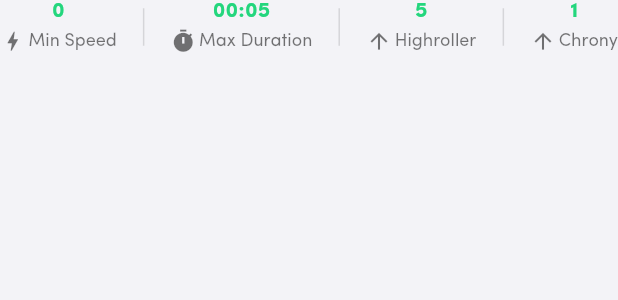
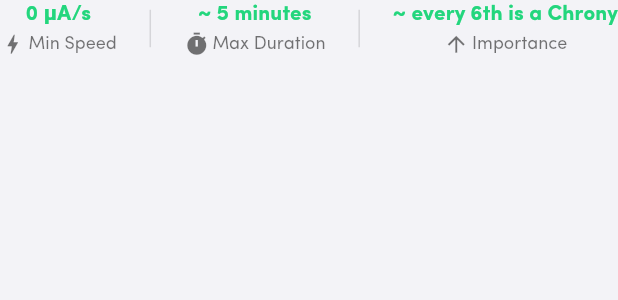
Before and after one commit to 2i2i/app_2i2i, a Flutter app: the UserRulesWidget widget shown alone on an empty page, opened directly with empty values, on a phone screen of 412 x 824 dp. Shown: the top 300 px of the screen. Run offline on Flutter 3.47's test engine with Material 2 defaults, Android fonts, the phone set to English and light mode, and no system bars; our stand-ins replace cached_network_image, cloud_firestore, cloud_functions, dio, equatable, expansion_tile_card and 10 more; missing offline and left inert: algorand_dart, animate_countdown_text, flutter_webrtc, flutterfire_ui, walletconnect_dart; accounts and stored records are empty; network calls fail.

Commit message:
hangout settings info

```diff
--- a/lib/infrastructure/commons/utils.dart
+++ b/lib/infrastructure/commons/utils.dart
@@ -14,18 +14,18 @@
   return 'th';
 }
 
-String microALGOToLargerUnit(int microALGO, {int maxDigits = 2}) {
+String microALGOToLargerUnit(int microALGO, {int maxDigits = 2, String unitALGO = 'ALGO'}) {
   final N = microALGO.toString().length;
-  if (N <= maxDigits) return '$microALGO μALGO';
-  if (N <= maxDigits + 3) return '~${(microALGO / 1000).round()} mALGO';
-  if (N <= maxDigits + 4) return '~${(microALGO / 10000).round()} cALGO';
-  if (N <= maxDigits + 5) return '~${(microALGO / 100000).round()} dALGO';
-  if (N <= maxDigits + 6) return '~${(microALGO / 1000000).round()} ALGO';
-  if (N <= maxDigits + 7) return '~${(microALGO / 10000000).round()} decaALGO';
-  if (N <= maxDigits + 8) return '~${(microALGO / 100000000).round()} hectoALGO';
-  if (N <= maxDigits + 9) return '~${(microALGO / 1000000000).round()} kALGO';
-  if (N <= maxDigits + 10) return '~${(microALGO / 10000000000).round()} MALGO';
-  if (N <= maxDigits + 11) return '~${(microALGO / 100000000000).round()} GALGO';
+  if (N <= maxDigits) return '$microALGO μ$unitALGO';
+  if (N <= maxDigits + 3) return '~${(microALGO / 1000).round()} m$unitALGO';
+  if (N <= maxDigits + 4) return '~${(microALGO / 10000).round()} c$unitALGO';
+  if (N <= maxDigits + 5) return '~${(microALGO / 100000).round()} d$unitALGO';
+  if (N <= maxDigits + 6) return '~${(microALGO / 1000000).round()} $unitALGO';
+  if (N <= maxDigits + 7) return '~${(microALGO / 10000000).round()} deca$unitALGO';
+  if (N <= maxDigits + 8) return '~${(microALGO / 100000000).round()} hecto$unitALGO';
+  if (N <= maxDigits + 9) return '~${(microALGO / 1000000000).round()} k$unitALGO';
+  if (N <= maxDigits + 10) return '~${(microALGO / 10000000000).round()} M$unitALGO';
+  if (N <= maxDigits + 11) return '~${(microALGO / 100000000000).round()} G$unitALGO';
   if (N <= maxDigits + 12)
     return '~${(microALGO / 1000000000000).round()} MALGO';
   throw Exception(
--- a/lib/ui/screens/user_info/widgets/user_info_widget.dart
+++ b/lib/ui/screens/user_info/widgets/user_info_widget.dart
@@ -1,3 +1,4 @@
+import 'package:app_2i2i/infrastructure/commons/utils.dart';
 import 'package:flutter/material.dart';
 import 'package:flutter_rating_bar/flutter_rating_bar.dart';
 
@@ -17,7 +18,8 @@
       {Key? key,
       required this.hangout,
       required this.onTapFav,
-      required this.isFav, this.onTapRules})
+      required this.isFav,
+      this.onTapRules})
       : super(key: key);
 
   @override
@@ -137,7 +139,10 @@
           ],
         ),
         SizedBox(height: 20),
-        UserRulesWidget(hangout:widget.hangout,onTapRules: widget.onTapRules,),
+        UserRulesWidget(
+          hangout: widget.hangout,
+          onTapRules: widget.onTapRules,
+        ),
         SizedBox(height: 10),
       ],
     );
@@ -152,13 +157,25 @@
   final Hangout hangout;
 
   final GestureTapCallback? onTapRules;
-  const UserRulesWidget({Key? key, required this.hangout, this.onTapRules}) : super(key: key);
+  const UserRulesWidget({Key? key, required this.hangout, this.onTapRules})
+      : super(key: key);
+
+  String importanceString() {
+    final c = hangout.rule.importance[Lounge.chrony]!;
+    final h = hangout.rule.importance[Lounge.highroller]!;
+    final N = c + h;
+    final isChrony = c <= h;
+    final lounge = isChrony ? Lounge.chrony : Lounge.highroller;
+    final ratio = (isChrony ? N / c : N / h).round();
+    final postfix = ordinalIndicator(ratio);
+    return '~ every $ratio$postfix is a ${lounge.name()}';
+  }
 
   @override
   Widget build(BuildContext context) {
     return SingleChildScrollView(
       child: InkWell(
-        onTap: ()=>onTapRules?.call(),
+        onTap: () => onTapRules?.call(),
         child: Row(
           mainAxisAlignment: MainAxisAlignment.spaceBetween,
           children: ListTile.divideTiles(
@@ -168,10 +185,9 @@
                 crossAxisAlignment: CrossAxisAlignment.center,
                 children: [
                   Text(
-                    '${hangout.rule.minSpeed}',
+                    '${microALGOToLargerUnit(hangout.rule.minSpeed, maxDigits: 2, unitALGO: 'A')}/s',
                     style: Theme.of(context).textTheme.subtitle2?.copyWith(
-                      color: Theme.of(context).colorScheme.secondary
-                    ),
+                        color: Theme.of(context).colorScheme.secondary),
                   ),
                   SizedBox(height: 5),
                   Row(
@@ -196,17 +212,15 @@
                 width: 1,
                 color: Theme.of(context).dividerColor,
               ),
-
               Column(
                 mainAxisAlignment: MainAxisAlignment.end,
                 crossAxisAlignment: CrossAxisAlignment.center,
                 children: [
                   Text(
-                    getDuration(Duration(
-                        seconds: hangout.rule.maxMeetingDuration)),
+                    secondsToSensibleTimePeriod(
+                        hangout.rule.maxMeetingDuration),
                     style: Theme.of(context).textTheme.subtitle2?.copyWith(
-                        color: Theme.of(context).colorScheme.secondary
-                    ),
+                        color: Theme.of(context).colorScheme.secondary),
                   ),
                   SizedBox(height: 5),
                   Row(
@@ -231,16 +245,14 @@
                 width: 1,
                 color: Theme.of(context).dividerColor,
               ),
-
               Column(
                 mainAxisAlignment: MainAxisAlignment.end,
                 crossAxisAlignment: CrossAxisAlignment.center,
                 children: [
                   Text(
-                    '${hangout.rule.importance[Lounge.highroller]}',
+                    '${importanceString()}',
                     style: Theme.of(context).textTheme.subtitle2?.copyWith(
-                        color: Theme.of(context).colorScheme.secondary
-                    ),
+                        color: Theme.of(context).colorScheme.secondary),
                   ),
                   SizedBox(height: 5),
                   Row(
@@ -253,41 +265,7 @@
                       ),
                       SizedBox(width: 2),
                       Text(
-                        '${Lounge.highroller.name()}',
-                        style: Theme.of(context).textTheme.caption,
-                      ),
-                    ],
-                  ),
-                ],
-              ),
-              Container(
-                height: 25,
-                width: 1,
-                color: Theme.of(context).dividerColor,
-              ),
-
-              Column(
-                mainAxisAlignment: MainAxisAlignment.end,
-                crossAxisAlignment: CrossAxisAlignment.center,
-                children: [
-                  Text(
-                    '${hangout.rule.importance[Lounge.chrony]}',
-                    style: Theme.of(context).textTheme.subtitle2?.copyWith(
-                        color: Theme.of(context).colorScheme.secondary
-                    ),
-                  ),
-                  SizedBox(height: 5),
-                  Row(
-                    crossAxisAlignment: CrossAxisAlignment.center,
-                    children: [
-                      Icon(
-                        Icons.arrow_upward,
-                        size: 17,
-                        color: Theme.of(context).textTheme.caption?.color,
-                      ),
-                      SizedBox(width: 2),
-                      Text(
-                        Lounge.chrony.name(),
+                        'Importance',
                         style: Theme.of(context).textTheme.caption,
                       ),
                     ],
```
